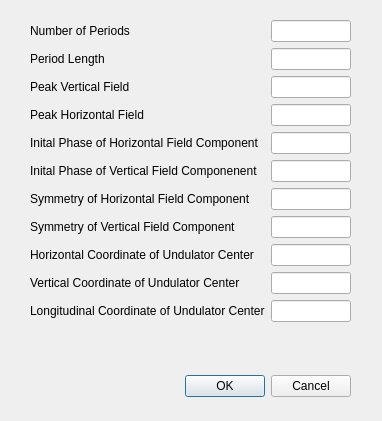
First picture: the form in RadTrack/ui/undulatorforsrw.ui, repository aerosadegh/radtrack, before the edit.
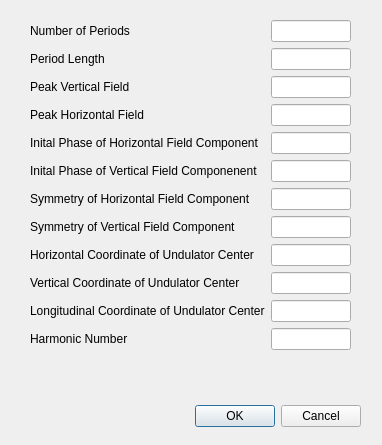
Second picture: the form after the edit.

Commit message:
harmonic number
added a harmonic number input for srw

```diff
--- a/RadTrack/ui/undulatorforsrw.ui
+++ b/RadTrack/ui/undulatorforsrw.ui
@@ -7,7 +7,7 @@
     <x>0</x>
     <y>0</y>
     <width>382</width>
-    <height>421</height>
+    <height>445</height>
    </rect>
   </property>
   <property name="windowTitle">
@@ -16,8 +16,8 @@
   <widget class="QDialogButtonBox" name="buttonBox">
    <property name="geometry">
     <rect>
-     <x>10</x>
-     <y>370</y>
+     <x>20</x>
+     <y>400</y>
      <width>341</width>
      <height>32</height>
     </rect>
@@ -35,7 +35,7 @@
      <x>30</x>
      <y>20</y>
      <width>321</width>
-     <height>333</height>
+     <height>371</height>
     </rect>
    </property>
    <layout class="QFormLayout" name="formLayout">
@@ -152,6 +152,16 @@
     <item row="10" column="1">
      <widget class="QLineEdit" name="zcid"/>
     </item>
+    <item row="11" column="0">
+     <widget class="QLabel" name="label_12">
+      <property name="text">
+       <string>Harmonic Number</string>
+      </property>
+     </widget>
+    </item>
+    <item row="11" column="1">
+     <widget class="QLineEdit" name="n"/>
+    </item>
    </layout>
   </widget>
  </widget>
```
The commit also changes 2 other files.
